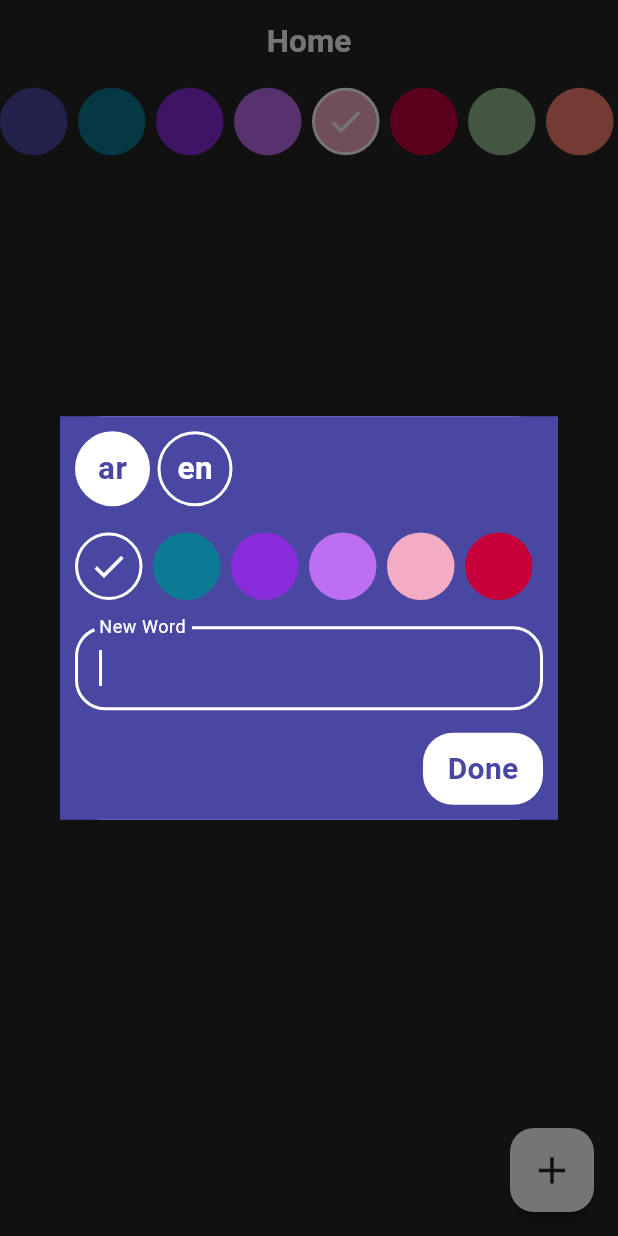
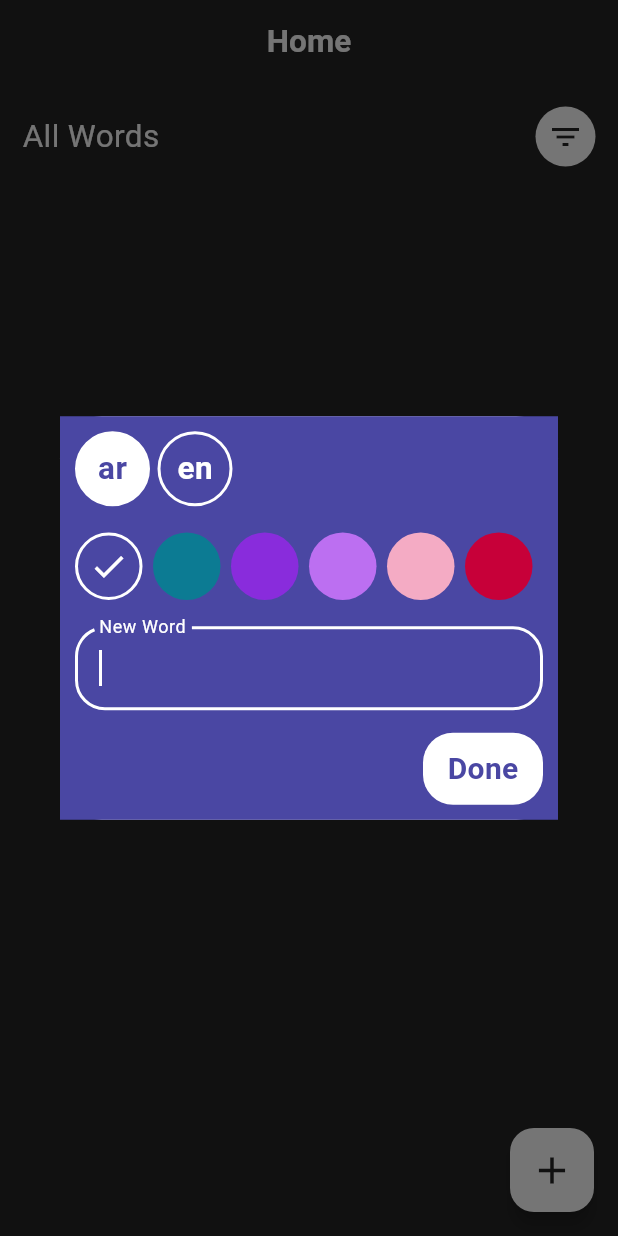
Before and after one commit to ThanaaAdel/note_words_local_data_base_use_hive, a Flutter app: the screen it shows after launch, after a tap on the "add" icon, on a phone screen of 412 x 824 dp. Run offline on Flutter 3.47's test engine with Material 3 defaults, Android fonts, the phone set to English and light mode, and no system bars; our stand-ins replace flutter_bloc, hive, hive_flutter; accounts and stored records are empty.

Commit message:
filter dailog

```diff
--- a/lib/main.dart
+++ b/lib/main.dart
@@ -1,20 +1,21 @@
 import 'package:flutter/material.dart';
 import 'package:flutter_bloc/flutter_bloc.dart';
 import 'package:hive_flutter/adapters.dart';
-import 'package:note_words_local_data_base_use_hive/controller/read_data_cubilt/read_data_cubit.dart';
 import 'package:note_words_local_data_base_use_hive/hive_constants/hive_constants.dart';
 import 'package:note_words_local_data_base_use_hive/model/word_type_adaptar.dart';
 import 'package:note_words_local_data_base_use_hive/view/screens/home_screen.dart';
 import 'package:note_words_local_data_base_use_hive/view/styles/theme_manager.dart';
 
+import 'controller/read_data_cubit/read_data_cubit.dart';
 import 'controller/write_data_cubit/write_data_cubit.dart';
 
 void main() async{
   WidgetsFlutterBinding.ensureInitialized();
   await Hive.initFlutter();
   Hive.registerAdapter(WordTypeAdapter());
-  Hive.openBox(HiveConstants.hiveBoxName);
+ await Hive.openBox(HiveConstants.hiveBoxName);
   runApp(const MyApp());
+
 }
 
 class MyApp extends StatelessWidget {
@@ -24,7 +25,7 @@ class MyApp extends StatelessWidget {
   @override
   Widget build(BuildContext context) {
     return  MultiBlocProvider(providers: [
-      BlocProvider(create: (context) => ReadDataCubit(),),
+      BlocProvider(create: (context)=>ReadDataCubit()..getWords()),
     BlocProvider(create: (context) => WriteDataCubit()),
     ], child: MaterialApp(
       debugShowCheckedModeBanner: false,
--- a/lib/view/screens/home_screen.dart
+++ b/lib/view/screens/home_screen.dart
@@ -1,9 +1,8 @@
 import 'package:flutter/material.dart';
 import 'package:note_words_local_data_base_use_hive/view/styles/color_manager.dart';
-import 'package:note_words_local_data_base_use_hive/view/widgets/color_widget.dart';
 import 'package:note_words_local_data_base_use_hive/view/widgets/show_dialog_widget.dart';
-
-import '../widgets/arbic_or_english.dart';
+import '../widgets/filter_dailog_button.dart';
+import '../widgets/language_filter_widget.dart';
 
 class HomeScreen extends StatelessWidget {
   const HomeScreen({super.key});
@@ -25,9 +24,14 @@ class HomeScreen extends StatelessWidget {
         ),
       ),
       appBar: AppBar(title: const Text("Home")),
-      body:  const Column(children: [
-        ColorWidget(activeColorCode: 0xFFF4ABC4),
-      ]),
+      body:   const Padding(
+        padding: EdgeInsets.all(15),
+        child: Row(children: [
+          LanguageFilterWidget(),
+          Spacer(),
+          FilterDialogButton(),
+        ]),
+      ),
     );
   }
 }
--- a/lib/view/widgets/arbic_or_english.dart
+++ b/lib/view/widgets/arbic_or_english.dart
@@ -1,6 +1,5 @@
 import 'package:flutter/material.dart';
 import 'package:note_words_local_data_base_use_hive/view/styles/color_manager.dart';
-
 import '../../controller/write_data_cubit/write_data_cubit.dart';
 
 class ArabicOrEnglishWidget extends StatelessWidget {
--- /dev/null
+++ b/lib/view/widgets/filter_dailog_button.dart
@@ -0,0 +1,18 @@
+import 'package:flutter/material.dart';
+import 'package:note_words_local_data_base_use_hive/view/styles/color_manager.dart';
+import 'package:note_words_local_data_base_use_hive/view/widgets/Filter_dailog_widget.dart';
+class FilterDialogButton extends StatelessWidget {
+  const FilterDialogButton({super.key});
+
+  @override
+  Widget build(BuildContext context) {
+    return GestureDetector(onTap: () {
+    showDialog(context: context, builder: (context) => const FilterDialogWidget(),);
+    },
+    child: const CircleAvatar(
+      backgroundColor: ColorsManager.whiteColor,
+      child:
+    Icon(Icons.filter_list,color: ColorsManager.blackColor,),
+    ),);
+  }
+}
--- /dev/null
+++ b/lib/view/widgets/language_filter_widget.dart
@@ -0,0 +1,31 @@
+import 'package:flutter/material.dart';
+import 'package:flutter_bloc/flutter_bloc.dart';
+import 'package:note_words_local_data_base_use_hive/view/styles/color_manager.dart';
+import '../../controller/read_data_cubit/read_data_cubit.dart';
+import '../../controller/read_data_cubit/read_data_cubit_states.dart';
+
+class LanguageFilterWidget extends StatelessWidget {
+  const LanguageFilterWidget({super.key});
+
+  @override
+  Widget build(BuildContext context) {
+    return BlocBuilder<ReadDataCubit, ReadDataCubitStates>(
+      builder: (context, state) {
+        return Text(_mapLanguageFilterEnumToString(
+            ReadDataCubit.get(context).languageFilter),
+        style: const TextStyle(color: ColorsManager.whiteColor,fontSize: 21),
+        );
+      },
+    );
+  }
+}
+
+String _mapLanguageFilterEnumToString(LanguageFilter languageFilter) {
+  if (languageFilter == LanguageFilter.allWords) {
+    return "All Words";
+  } else if (languageFilter == LanguageFilter.englishOnly) {
+    return "English Only";
+  } else {
+    return "Arabic Only";
+  }
+}
--- a/lib/view/widgets/show_dialog_widget.dart
+++ b/lib/view/widgets/show_dialog_widget.dart
@@ -1,7 +1,7 @@
 import 'package:flutter/material.dart';
 import 'package:flutter_bloc/flutter_bloc.dart';
-import 'package:note_words_local_data_base_use_hive/controller/read_data_cubilt/read_data_cubit.dart';
 import 'package:note_words_local_data_base_use_hive/view/widgets/text_form_field.dart';
+import '../../controller/read_data_cubit/read_data_cubit.dart';
 import '../../controller/write_data_cubit/write_data_cubit.dart';
 import '../../controller/write_data_cubit/write_data_cubit_states.dart';
 import 'arbic_or_english.dart';
@@ -21,7 +21,16 @@ final GlobalKey<FormState> formField = GlobalKey<FormState>();
   @override
   Widget build(BuildContext context) {
     return Dialog(
-      child: BlocBuilder<WriteDataCubit, WriteDataCubitStates>(
+      child: BlocConsumer<WriteDataCubit,WriteDataCubitStates>
+        (
+       listener: (context,state){
+         if(state is WriteDataCubitSuccessState){
+           Navigator.pop(context);
+         }
+         else if(state is WriteDataCubitFailedState){
+            ScaffoldMessenger.of(context).showSnackBar(buildSnackBar(state));
+         }
+       },
           builder: (context, state) => AnimatedContainer(
             padding: const EdgeInsets.symmetric(vertical: 10,horizontal: 10),
             duration: const Duration(milliseconds: 750),
@@ -41,17 +50,18 @@ final GlobalKey<FormState> formField = GlobalKey<FormState>();
                   Align(
                       alignment: Alignment.topRight,
                       child: ButtonWidget(
-                        callFunction: (){
+                          callFunction: ()async{
                             if(formField.currentState!.validate()){
-                            WriteDataCubit.get(context).addNewWord();
+                              WriteDataCubit.get(context).addWord();
                               ReadDataCubit.get(context).getWords();
                             }},
                           colorButton:WriteDataCubit.get(context).colorCode )),
                 ],
               ),
             ),
-        ),
-      ),
+          ),)
     );
   }
+
+  SnackBar buildSnackBar(WriteDataCubitFailedState state) => SnackBar(content: Text(state.messageError));
 }
--- a/lib/view/widgets/text_form_field.dart
+++ b/lib/view/widgets/text_form_field.dart
@@ -27,7 +27,9 @@ class _TextFormFieldWidgetState extends State<TextFormFieldWidget> {
           cursorColor: ColorsManager.whiteColor,
           style: const TextStyle(color: ColorsManager.whiteColor),
           decoration: decorationFromTextField(),
-          onChanged: (value) => WriteDataCubit().updateText(widget.text),
+          onChanged: (value){
+            WriteDataCubit.get(context).updateText(value);
+          },
           validator: (value) {
           return  _validator(
               value!,
@@ -38,7 +40,7 @@ class _TextFormFieldWidgetState extends State<TextFormFieldWidget> {
   }
 
   String? _validator(String value, bool isArabic) {
-    if (value == null || value.trim().isEmpty) {
+    if (value.trim().isEmpty) {
       return "This field must not be empty";
     }
 
--- a/pubspec.yaml
+++ b/pubspec.yaml
@@ -36,7 +36,7 @@ dependencies:
   # Use with the CupertinoIcons class for iOS style icons.
   cupertino_icons: ^1.0.2
   hive_flutter: ^1.1.0
-  hive: ^2.2.3
+  hive: ^2.0.0
   flutter_bloc: ^8.1.3
 
 dev_dependencies:
```
Also changed, not shown: lib/controller/read_data_cubit/read_data_cubit.dart (renamed from lib/controller/read_data_cubilt/read_data_cubit.dart, +7 -17 lines), lib/controller/write_data_cubit/write_data_cubit.dart (+16 -26 lines), lib/view/widgets/Filter_dailog_widget.dart (added, +24 -0 lines), lib/controller/read_data_cubit/read_data_cubit_states.dart (renamed from lib/controller/read_data_cubilt/read_data_cubit_states.dart). Lines whose indentation alone changed are shown as unchanged.
